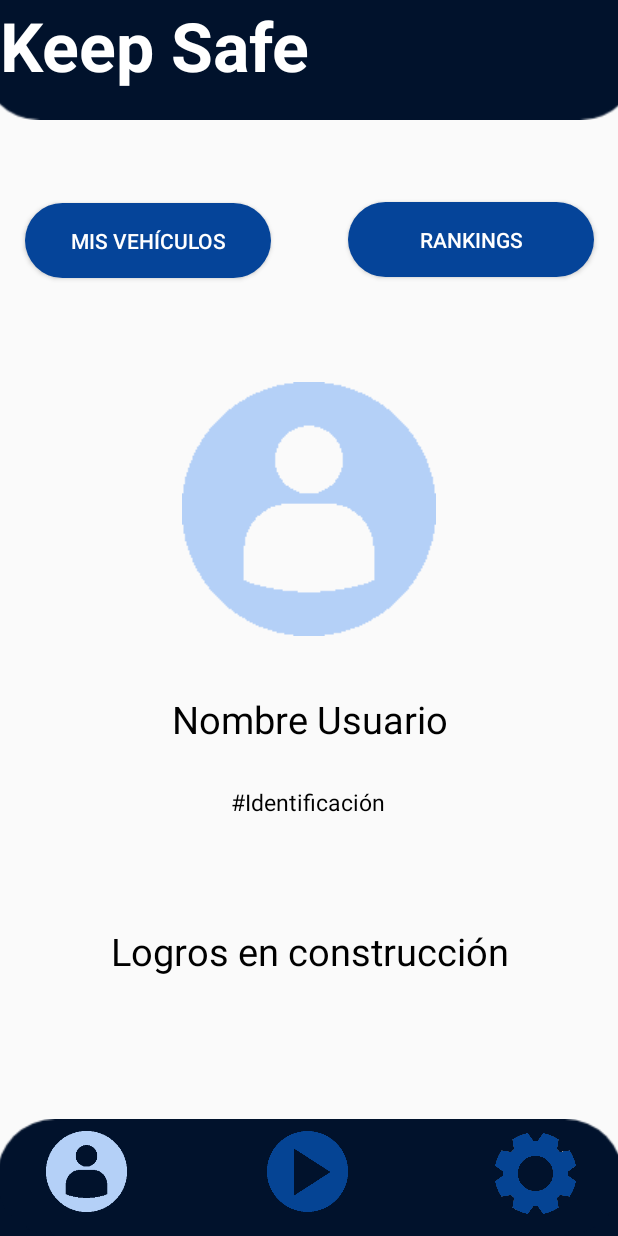
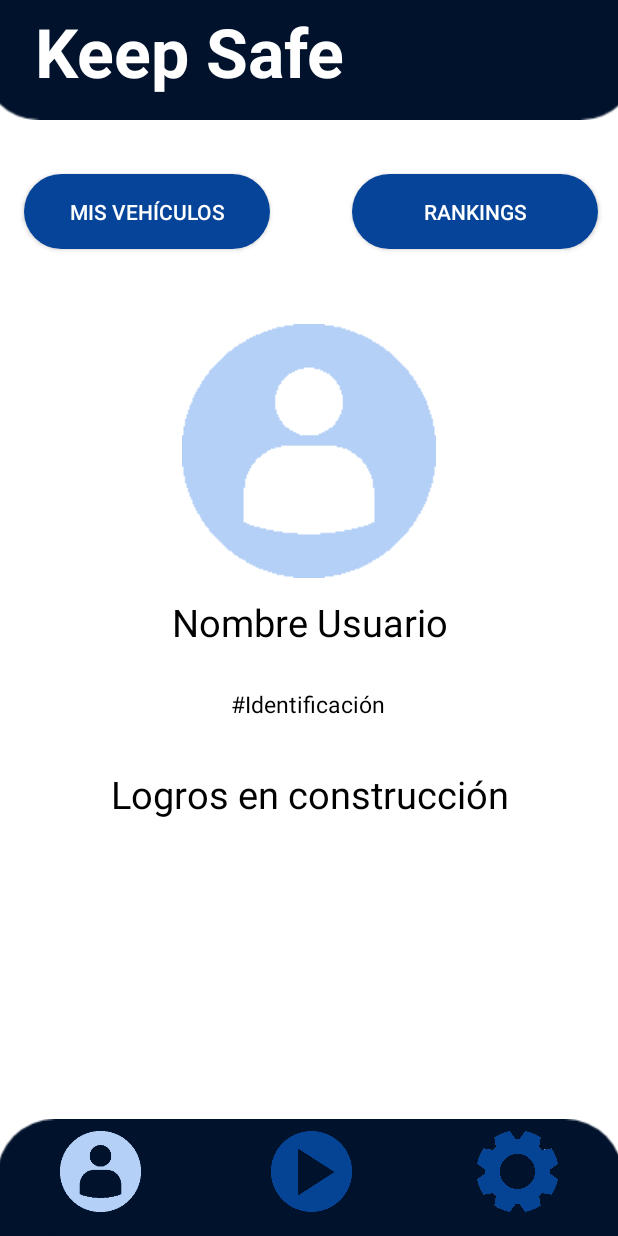
Before and after one commit to JulianHuertasUNAL/Keep-Safe-2, an Android app: the Perfil screen opened directly, with no data from a screen before it, on a phone screen of 412 x 824 dp. Run offline under Robolectric (Android 15) with nearby library versions, the phone set to English and light mode, and no system bars.

Commit message:
Arreglados bugs menores en la interfaz grafica. Se reestructuraron los constraint de las pantallas principales.

```diff
--- a/app/src/main/res/layout/activity_login_form.xml
+++ b/app/src/main/res/layout/activity_login_form.xml
@@ -103,7 +103,7 @@
         app:layout_constraintEnd_toEndOf="parent"
         app:layout_constraintHorizontal_bias="0.498"
         app:layout_constraintStart_toStartOf="parent"
-        app:layout_constraintTop_toTopOf="parent"
-        app:layout_constraintVertical_bias="0.769" />
+        app:layout_constraintTop_toBottomOf="@+id/buttonLogin"
+        app:layout_constraintVertical_bias="0.148" />
 
 </androidx.constraintlayout.widget.ConstraintLayout>
--- a/app/src/main/res/layout/activity_main.xml
+++ b/app/src/main/res/layout/activity_main.xml
@@ -11,7 +11,7 @@
         android:id="@+id/imageView3"
         android:layout_width="wrap_content"
         android:layout_height="wrap_content"
-        android:scaleY="1.4"
+        android:scaleY="1.5"
         app:layout_constraintBottom_toBottomOf="parent"
         app:layout_constraintEnd_toEndOf="parent"
         app:layout_constraintStart_toStartOf="parent"
--- a/app/src/main/res/layout/activity_perfil.xml
+++ b/app/src/main/res/layout/activity_perfil.xml
@@ -4,39 +4,38 @@
     xmlns:tools="http://schemas.android.com/tools"
     android:layout_width="match_parent"
     android:layout_height="match_parent"
+    android:background="#FFFFFF"
     tools:context=".Perfil">
 
     <Button
         android:id="@+id/misvehiculos"
         android:layout_width="164dp"
         android:layout_height="50dp"
+        android:layout_marginTop="116dp"
         android:background="@drawable/btn_variant"
         android:paddingLeft="6dp"
         android:paddingRight="6dp"
         android:text="Mis Vehículos"
         android:textColor="#FFFFFF"
-        app:layout_constraintBottom_toBottomOf="parent"
         app:layout_constraintEnd_toEndOf="parent"
-        app:layout_constraintHorizontal_bias="0.067"
+        app:layout_constraintHorizontal_bias="0.064"
         app:layout_constraintStart_toStartOf="parent"
-        app:layout_constraintTop_toTopOf="parent"
-        app:layout_constraintVertical_bias="0.175" />
+        app:layout_constraintTop_toTopOf="parent" />
 
     <Button
         android:id="@+id/rankings"
         android:layout_width="164dp"
         android:layout_height="50dp"
+        android:layout_marginTop="116dp"
         android:background="@drawable/btn_variant"
         android:paddingLeft="6dp"
         android:paddingRight="6dp"
         android:text="rankings"
         android:textColor="#FFFFFF"
-        app:layout_constraintBottom_toBottomOf="parent"
         app:layout_constraintEnd_toEndOf="parent"
-        app:layout_constraintHorizontal_bias="0.935"
+        app:layout_constraintHorizontal_bias="0.947"
         app:layout_constraintStart_toStartOf="parent"
-        app:layout_constraintTop_toTopOf="parent"
-        app:layout_constraintVertical_bias="0.174" />
+        app:layout_constraintTop_toTopOf="parent" />
 
     <ImageView
         android:id="@+id/imageView"
@@ -64,125 +63,113 @@
         android:id="@+id/textView4"
         android:layout_width="211dp"
         android:layout_height="60dp"
+        android:layout_marginTop="4dp"
         android:text="Keep Safe"
         android:textAppearance="@style/TextAppearance.AppCompat.Body1"
         android:textColor="#FFF"
         android:textSize="45sp"
         android:textStyle="bold"
-        app:layout_constraintBottom_toBottomOf="parent"
         app:layout_constraintEnd_toEndOf="parent"
-        app:layout_constraintHorizontal_bias="0.0"
+        app:layout_constraintHorizontal_bias="0.115"
         app:layout_constraintStart_toStartOf="parent"
-        app:layout_constraintTop_toTopOf="parent"
-        app:layout_constraintVertical_bias="0.0" />
+        app:layout_constraintTop_toTopOf="parent" />
 
     <Button
         android:id="@+id/play"
         android:layout_width="54dp"
         android:layout_height="54dp"
+        android:layout_marginBottom="16dp"
         android:background="@drawable/play"
         android:scaleType="centerCrop"
         android:tint="#FFFFFF"
         app:layout_constraintBottom_toBottomOf="@+id/imageView5"
-        app:layout_constraintEnd_toEndOf="parent"
-        app:layout_constraintHorizontal_bias="0.498"
-        app:layout_constraintStart_toStartOf="parent"
-        app:layout_constraintTop_toTopOf="@+id/imageView"
-        app:layout_constraintVertical_bias="0.979"
-        />
+        app:layout_constraintEnd_toStartOf="@+id/configuracion"
+        app:layout_constraintHorizontal_bias="0.508"
+        app:layout_constraintStart_toEndOf="@+id/perfil" />
 
     <Button
         android:id="@+id/perfil"
         android:layout_width="54dp"
         android:layout_height="54dp"
+        android:layout_marginStart="40dp"
+
+        android:layout_marginLeft="40dp"
+        android:layout_marginBottom="16dp"
         android:background="@drawable/profile_focus"
-
         android:scaleType="centerCrop"
         app:layout_constraintBottom_toBottomOf="parent"
-        app:layout_constraintEnd_toEndOf="parent"
-        app:layout_constraintHorizontal_bias="0.086"
-        app:layout_constraintStart_toStartOf="parent"
-        app:layout_constraintTop_toTopOf="parent"
-        app:layout_constraintVertical_bias="0.979"
-        />
+        app:layout_constraintStart_toStartOf="parent" />
 
     <Button
         android:id="@+id/configuracion"
         android:layout_width="54dp"
         android:layout_height="54dp"
+        android:layout_marginEnd="40dp"
+        android:layout_marginRight="40dp"
+        android:layout_marginBottom="16dp"
         android:background="@drawable/settings"
         android:scaleType="centerCrop"
         app:layout_constraintBottom_toBottomOf="parent"
-        app:layout_constraintEnd_toEndOf="parent"
-        app:layout_constraintHorizontal_bias="0.921"
-        app:layout_constraintStart_toStartOf="parent"
-        app:layout_constraintTop_toTopOf="parent"
-        app:layout_constraintVertical_bias="0.981"
-        />
+        app:layout_constraintEnd_toEndOf="parent" />
 
     <ImageView
         android:id="@+id/imageView2"
         android:layout_width="wrap_content"
         android:layout_height="wrap_content"
-        app:layout_constraintBottom_toBottomOf="@+id/imageView5"
+        android:layout_marginTop="136dp"
         app:layout_constraintEnd_toEndOf="parent"
         app:layout_constraintStart_toStartOf="parent"
-        app:layout_constraintTop_toTopOf="parent"
-        app:layout_constraintVertical_bias="0.389"
+        app:layout_constraintTop_toBottomOf="@+id/imageView"
         app:srcCompat="@drawable/profile_focus" />
 
     <TextView
         android:id="@+id/textView3"
         android:layout_width="217dp"
         android:layout_height="45dp"
+        android:layout_marginTop="12dp"
         android:gravity="center_horizontal"
         android:text="Nombre Usuario"
         android:textAlignment="center"
         android:textColor="@color/black"
         android:textSize="25dp"
-        app:layout_constraintBottom_toBottomOf="@+id/imageView5"
         app:layout_constraintEnd_toEndOf="parent"
-        app:layout_constraintStart_toStartOf="parent"
-        app:layout_constraintTop_toTopOf="parent"
-        app:layout_constraintVertical_bias="0.593"
 
 
-        />
+        app:layout_constraintStart_toStartOf="parent"
+        app:layout_constraintTop_toBottomOf="@+id/imageView2" />
 
     <TextView
         android:id="@+id/textView6"
         android:layout_width="359dp"
         android:layout_height="48dp"
+        android:layout_marginTop="20dp"
         android:gravity="center_horizontal"
+        android:paddingLeft="6dp"
+        android:paddingRight="6dp"
         android:text="Logros en construcción"
         android:textAlignment="center"
         android:textColor="@color/black"
         android:textSize="25dp"
-        app:layout_constraintBottom_toBottomOf="@+id/imageView5"
+
         app:layout_constraintEnd_toEndOf="parent"
         app:layout_constraintStart_toStartOf="parent"
-        app:layout_constraintTop_toTopOf="parent"
-        android:paddingLeft="6dp"
-        android:paddingRight="6dp"
-
-        app:layout_constraintVertical_bias="0.795" />
+        app:layout_constraintTop_toBottomOf="@+id/textView5" />
 
     <TextView
         android:id="@+id/textView5"
         android:layout_width="192dp"
         android:layout_height="33dp"
+        android:layout_marginTop="16dp"
         android:gravity="center_horizontal"
         android:text="#Identificación"
         android:textAlignment="center"
         android:textColor="@color/black"
         android:textSize="15dp"
-        app:layout_constraintBottom_toBottomOf="@+id/imageView5"
         app:layout_constraintEnd_toEndOf="parent"
+
+
         app:layout_constraintHorizontal_bias="0.497"
         app:layout_constraintStart_toStartOf="parent"
-        app:layout_constraintTop_toTopOf="parent"
-
-
-        app:layout_constraintVertical_bias="0.663" />
+        app:layout_constraintTop_toBottomOf="@+id/textView3" />
 
 </androidx.constraintlayout.widget.ConstraintLayout>
```
Also changed, not shown: app/src/main/res/layout/activity_ajustes.xml (+18 -22 lines), app/src/main/res/layout/activity_iniciar_viaje.xml (+27 -30 lines), app/src/main/res/layout/activity_vehicle_form.xml (+12 -22 lines).
